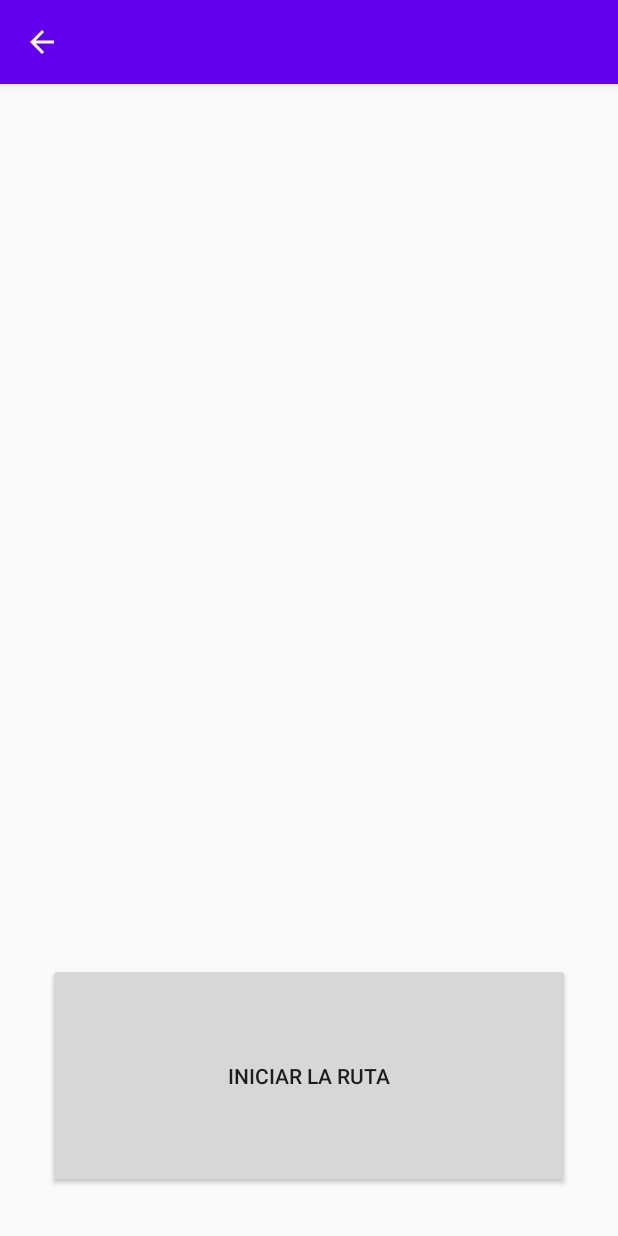
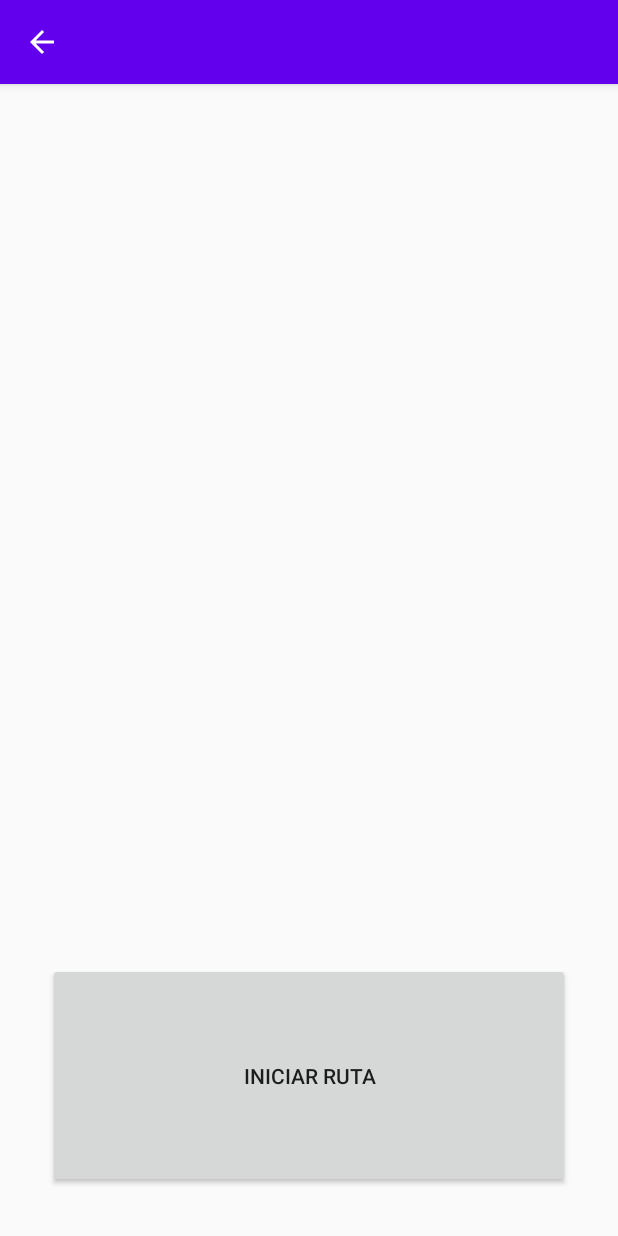
Before and after one commit to norbertoalfa/Rutas_Historicas, an Android app: the PantallaPersonaje screen opened directly, with no data from a screen before it, on a phone screen of 412 x 824 dp. Run offline under Robolectric (Android 15) with nearby library versions, the phone set to English and light mode, and no system bars.

Commit message:
Pantalla de inicio y pantalla personaje (algun detalle)

```diff
--- a/app/src/main/res/layout/activity_pantalla_personaje.xml
+++ b/app/src/main/res/layout/activity_pantalla_personaje.xml
@@ -15,7 +15,7 @@
         android:layout_marginEnd="32dp"
         android:layout_marginRight="32dp"
         android:layout_marginBottom="32dp"
-        android:text="Iniciar la ruta"
+        android:text="@string/iniciar_ruta"
         app:layout_constraintBottom_toBottomOf="parent"
         app:layout_constraintEnd_toEndOf="parent"
         app:layout_constraintStart_toStartOf="parent" />
--- a/app/src/main/res/values/strings.xml
+++ b/app/src/main/res/values/strings.xml
@@ -3,4 +3,5 @@
     <string name="mensaje_bienvenida">Bienvenido a la app...</string>
     <string name="nombre_federico">Federico García Lorca</string>
     <string name="descripcion_federico">Federico García Lorca era un poeta que...</string>
+    <string name="iniciar_ruta">Iniciar ruta</string>
 </resources>
```
